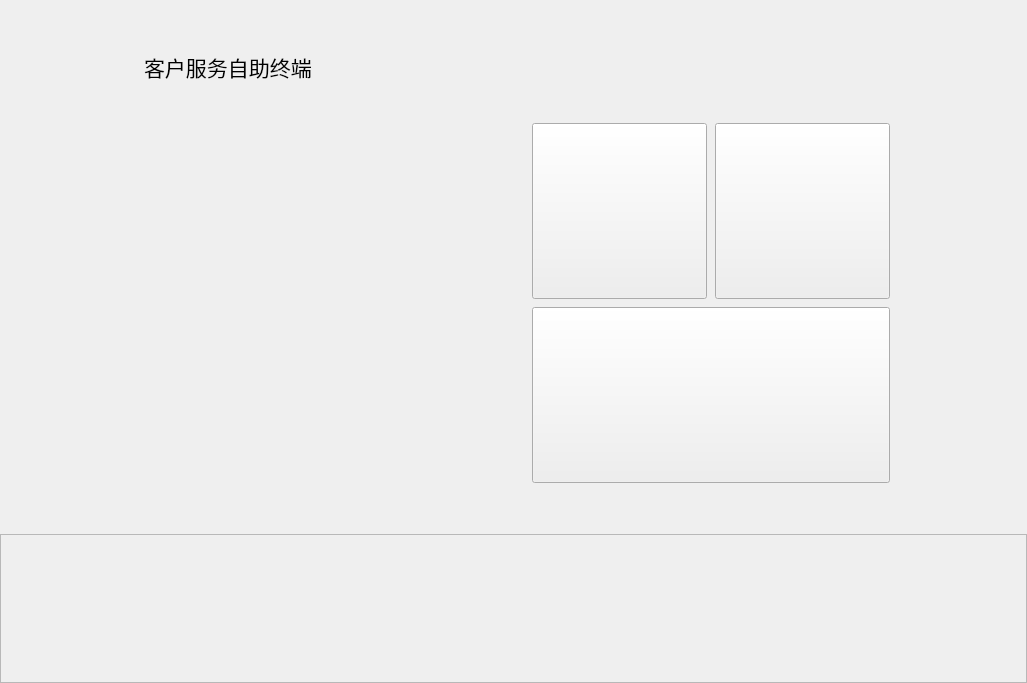
along-wds/jiaofeiji_ykgl, file homepage.ui: the form before one commit.
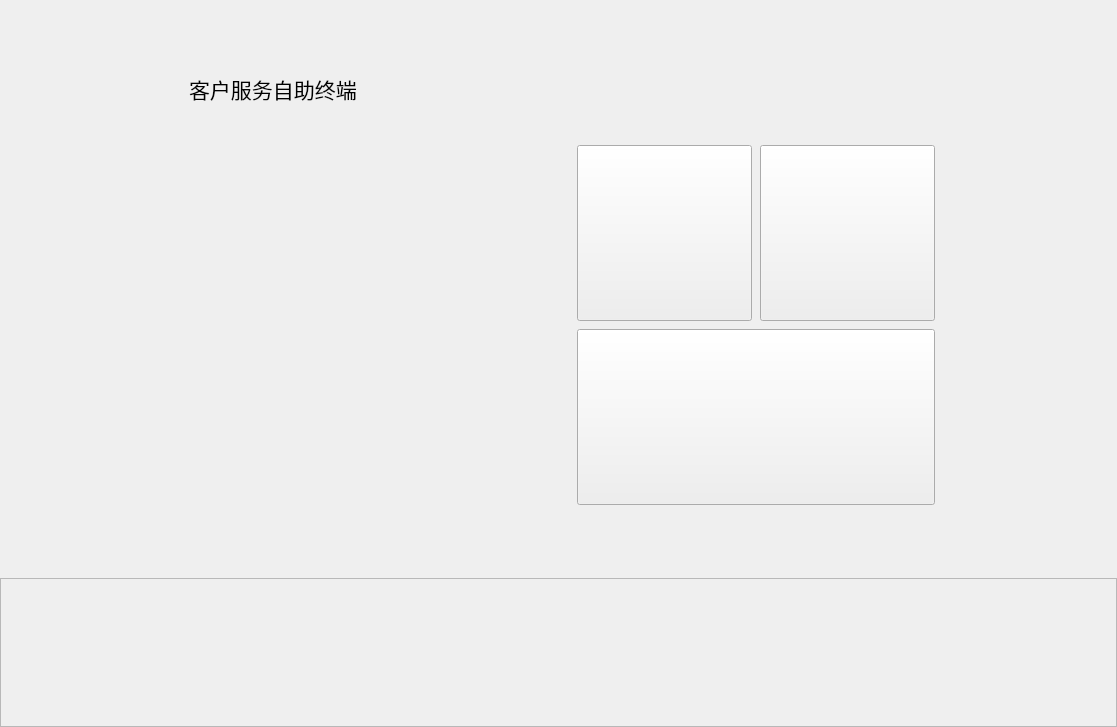
The form after the commit. Icons and pictures are not drawn. Custom widgets are drawn as their Qt base class.

```diff
--- a/homepage.ui
+++ b/homepage.ui
@@ -6,8 +6,8 @@
    <rect>
     <x>0</x>
     <y>0</y>
-    <width>1027</width>
-    <height>683</height>
+    <width>1117</width>
+    <height>727</height>
    </rect>
   </property>
   <property name="windowTitle">
```
